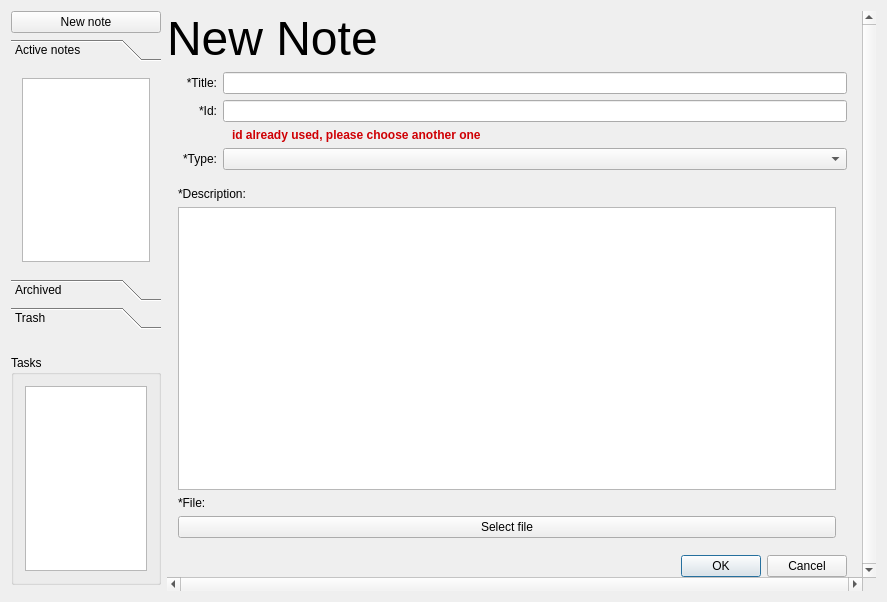
Qt form PluriNotes/plurinotes.ui (guillaumejounel/PluriNotes) before a commit.
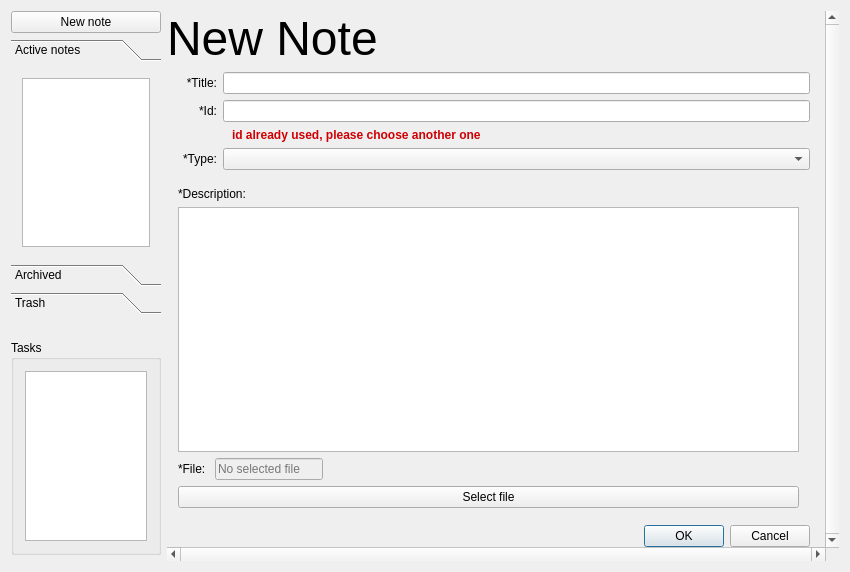
The same form after that commit. The open tabs and pages were chosen to show the change.

Commit message: Ui improvements for Documents, function definitions

```diff
--- a/PluriNotes/plurinotes.ui
+++ b/PluriNotes/plurinotes.ui
@@ -6,10 +6,22 @@
    <rect>
     <x>0</x>
     <y>0</y>
-    <width>887</width>
-    <height>602</height>
+    <width>850</width>
+    <height>572</height>
    </rect>
   </property>
+  <property name="maximumSize">
+   <size>
+    <width>16777215</width>
+    <height>16777215</height>
+   </size>
+  </property>
+  <property name="sizeIncrement">
+   <size>
+    <width>856</width>
+    <height>550</height>
+   </size>
+  </property>
   <property name="windowTitle">
    <string>PluriNotes</string>
   </property>
@@ -23,6 +35,12 @@
    <bool>false</bool>
   </property>
   <widget class="QWidget" name="centralWidget">
+   <property name="minimumSize">
+    <size>
+     <width>0</width>
+     <height>0</height>
+    </size>
+   </property>
    <layout class="QGridLayout" name="gridLayout" columnstretch="1,0,0,0,5">
     <property name="leftMargin">
      <number>11</number>
@@ -46,7 +64,7 @@
            <x>0</x>
            <y>0</y>
            <width>150</width>
-           <height>177</height>
+           <height>161</height>
           </rect>
          </property>
          <attribute name="label">
@@ -604,8 +622,8 @@
             <rect>
              <x>0</x>
              <y>0</y>
-             <width>695</width>
-             <height>545</height>
+             <width>645</width>
+             <height>510</height>
             </rect>
            </property>
            <layout class="QGridLayout" name="gridLayout_3">
@@ -893,11 +911,43 @@
                       <widget class="QTextEdit" name="fileDescription"/>
                      </item>
                      <item>
-                      <widget class="QLabel" name="fileFileLabel">
-                       <property name="text">
-                        <string>*File: </string>
+                      <layout class="QFormLayout" name="formLayout_3">
+                       <property name="labelAlignment">
+                        <set>Qt::AlignLeading|Qt::AlignLeft|Qt::AlignVCenter</set>
                        </property>
-                      </widget>
+                       <property name="formAlignment">
+                        <set>Qt::AlignLeading|Qt::AlignLeft|Qt::AlignTop</set>
+                       </property>
+                       <item row="0" column="0">
+                        <widget class="QLabel" name="documentFileLabel">
+                         <property name="text">
+                          <string>*File: </string>
+                         </property>
+                        </widget>
+                       </item>
+                       <item row="0" column="1">
+                        <widget class="QLineEdit" name="documentFile">
+                         <property name="enabled">
+                          <bool>false</bool>
+                         </property>
+                         <property name="sizePolicy">
+                          <sizepolicy hsizetype="Maximum" vsizetype="Preferred">
+                           <horstretch>0</horstretch>
+                           <verstretch>0</verstretch>
+                          </sizepolicy>
+                         </property>
+                         <property name="readOnly">
+                          <bool>true</bool>
+                         </property>
+                         <property name="placeholderText">
+                          <string>No selected file</string>
+                         </property>
+                         <property name="obligatory" stdset="0">
+                          <bool>true</bool>
+                         </property>
+                        </widget>
+                       </item>
+                      </layout>
                      </item>
                      <item>
                       <widget class="QPushButton" name="fileFile">
```
Left out of the diff: 56 changed lines with no effect on the pictures. The commit also changes 5 other files.
